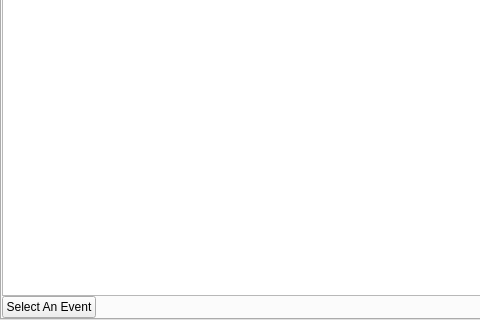
yudhastyawan/QuakeSee, file ui/search_by_maps.ui: the form before one commit; both pictures show x 0 to 480 and y 337 to 657 of the 1312 by 657 pixel window.
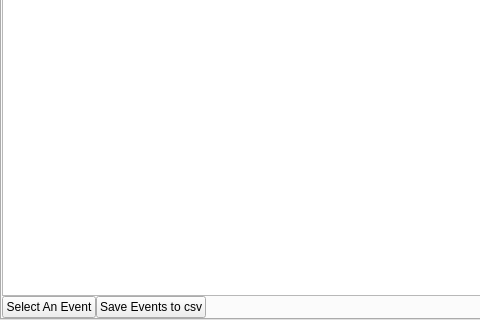
The form after the commit. The open tabs and pages were chosen to show the change. Custom widgets are drawn as their Qt base class.

Diff of the .ui file:
```diff
--- a/ui/search_by_maps.ui
+++ b/ui/search_by_maps.ui
@@ -243,6 +243,13 @@
             </property>
            </widget>
           </item>
+          <item>
+           <widget class="QPushButton" name="btn_save_events">
+            <property name="text">
+             <string>Save Events to csv</string>
+            </property>
+           </widget>
+          </item>
           <item>
            <spacer name="horizontalSpacer">
             <property name="orientation">
```
Left out of the diff: 24 changed lines with no effect on the pictures.
